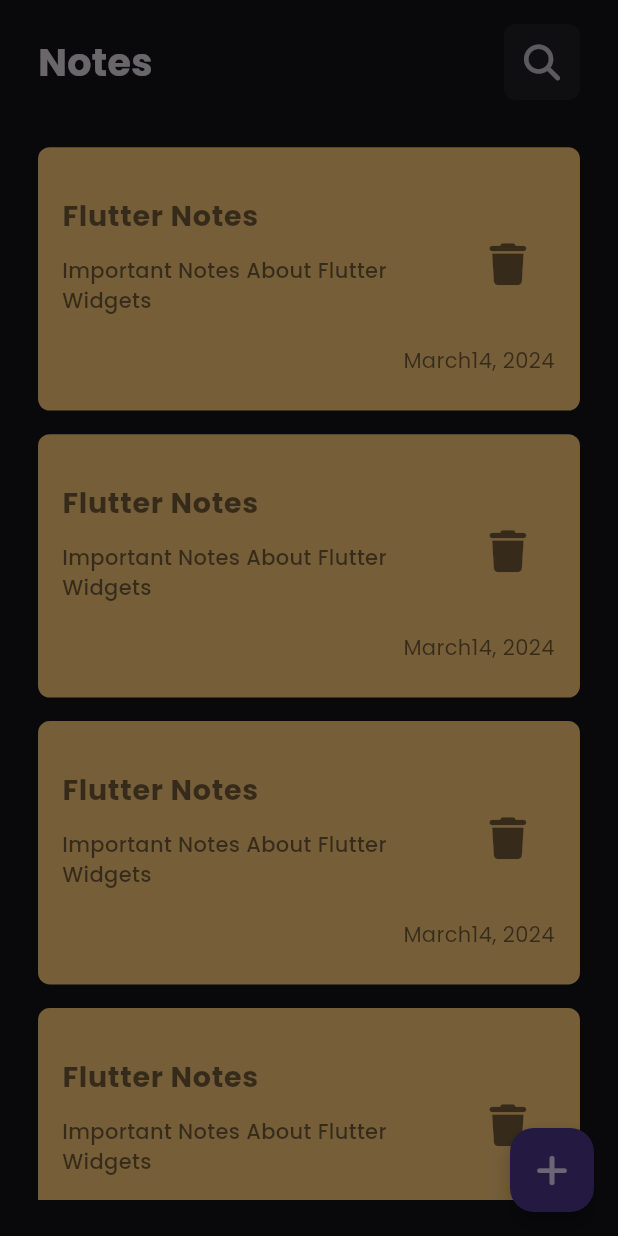
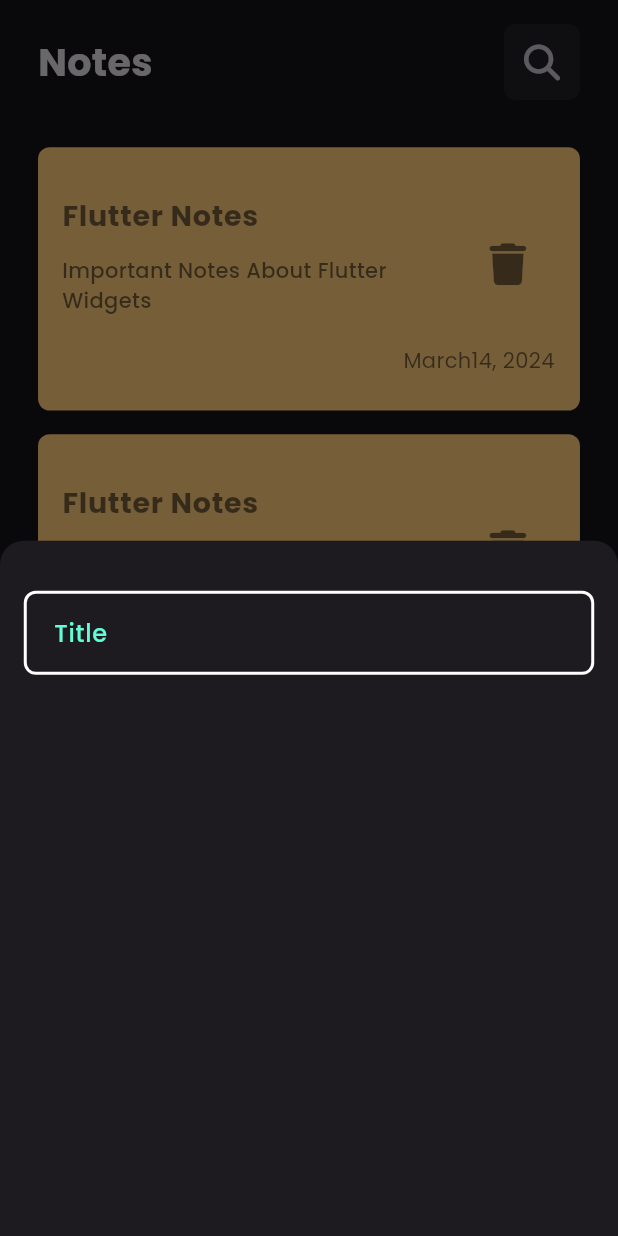
Before and after one commit to MahmoudYasserElbanna/flutter_notes_app, a Flutter app: the screen it shows after launch, after a tap on an icon or button, on a phone screen of 412 x 824 dp. Run offline on Flutter 3.47's test engine with Material 3 defaults, Android fonts, the phone set to English and light mode, and no system bars; our stand-ins replace flutter_screenutil, font_awesome_flutter.

Commit message:
create custom text field

```diff
--- /dev/null
+++ b/lib/constants.dart
@@ -0,0 +1,3 @@
+import 'package:flutter/material.dart';
+
+Color kPrimaryColor = Color(0xFF62FCD7);
--- a/lib/widgets/custom_text_field.dart
+++ b/lib/widgets/custom_text_field.dart
@@ -1,7 +1,9 @@
 import 'package:flutter/material.dart';
+import 'package:flutter_screenutil/flutter_screenutil.dart';
+import 'package:note_app/constants.dart';
 
-class CustomFormTextField extends StatelessWidget {
-  const CustomFormTextField({
+class CustomTextField extends StatelessWidget {
+  const CustomTextField({
     Key? key,
     required this.labelText,
   }) : super(key: key);
@@ -11,24 +13,31 @@ class CustomFormTextField extends StatelessWidget {
   @override
   Widget build(BuildContext context) {
     return Padding(
-      padding: const EdgeInsets.all(8.0),
+      padding: EdgeInsets.symmetric(horizontal: 8.h, vertical: 24.w),
       child: TextField(
+        cursorColor: kPrimaryColor,
         decoration: InputDecoration(
-          enabledBorder: OutlineInputBorder(
-            borderSide: const BorderSide(
-              width: 2,
-              color: Colors.white,
-            ),
-            borderRadius: BorderRadius.circular(5),
-          ),
-          contentPadding: const EdgeInsets.all(20),
+          border: buildBorder(),
+          enabledBorder: buildBorder(),
+          focusedBorder: buildBorder(kPrimaryColor),
+          contentPadding: const EdgeInsets.all(16),
           labelText: labelText,
-          labelStyle: const TextStyle(
-            color: Colors.white,
+          labelStyle: TextStyle(
+            color: kPrimaryColor,
             fontWeight: FontWeight.w500,
           ),
         ),
       ),
     );
   }
+
+  OutlineInputBorder buildBorder([color]) {
+    return OutlineInputBorder(
+      borderSide: BorderSide(
+        width: 2,
+        color: color ?? Colors.white,
+      ),
+      borderRadius: BorderRadius.circular(8),
+    );
+  }
 }
--- a/lib/widgets/model_bottom_sheet.dart
+++ b/lib/widgets/model_bottom_sheet.dart
@@ -1,13 +1,19 @@
 import 'package:flutter/material.dart';
+import 'package:note_app/widgets/custom_text_field.dart';
 
 class AddModelBottomSheet extends StatelessWidget {
   const AddModelBottomSheet({super.key});
 
   @override
   Widget build(BuildContext context) {
-    return Container(
-      child: Column(
-        children: [],
+    return Padding(
+      padding: const EdgeInsets.all(8.0),
+      child: Container(
+        child: const Column(
+          children: [
+            CustomTextField(labelText: 'Title'),
+          ],
+        ),
       ),
     );
   }
```
